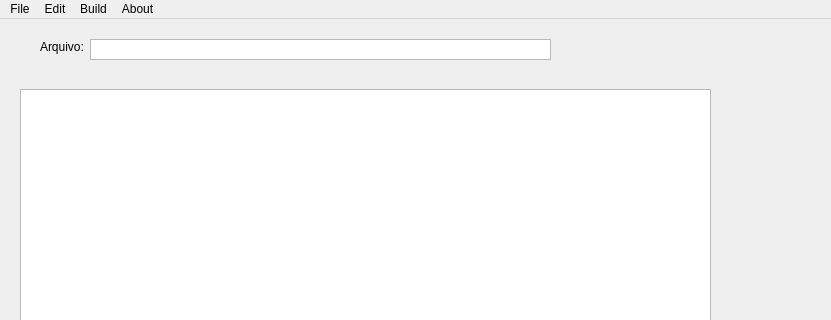
First picture: the form in src/mainwindow.ui, repository RafaelBarbon/Compilador, before the edit; both pictures show x 0 to 831 and y 0 to 320 of the 831 by 600 pixel window.
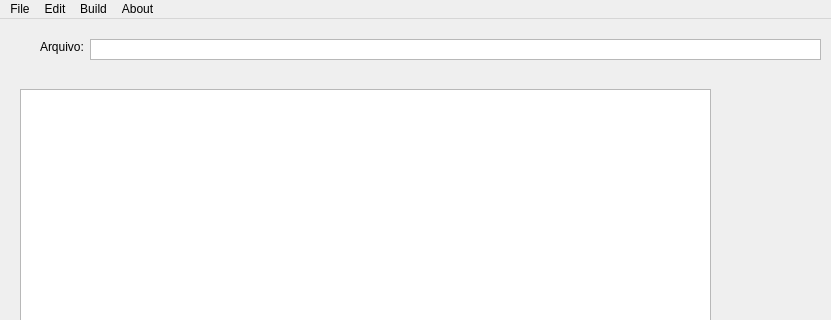
Second picture: the form after the edit.

```diff
--- a/src/mainwindow.ui
+++ b/src/mainwindow.ui
@@ -96,7 +96,7 @@
      <rect>
       <x>90</x>
       <y>20</y>
-      <width>461</width>
+      <width>731</width>
       <height>21</height>
      </rect>
     </property>
```
Left out of the diff: 2 changed lines with no effect on the pictures.
